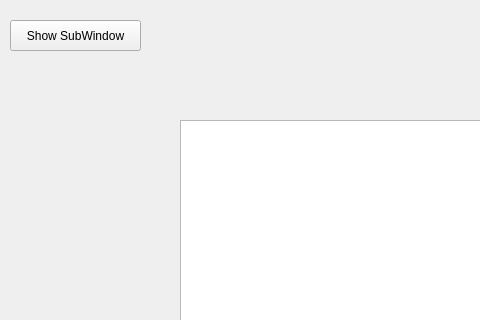
Old version of the form mainwindow.ui in the repository wenhao801/GraphEditorPlus; both pictures show x 0 to 480 and y 0 to 320 of the 1135 by 633 pixel window.
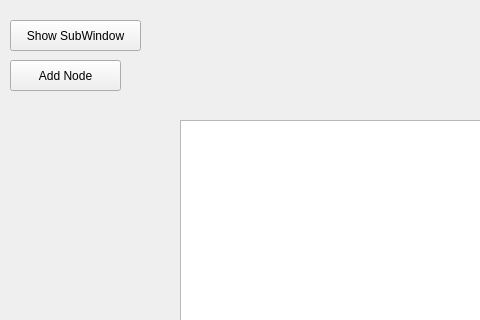
New version of the form.

Commit message: Set up class MyNode (inherited from QGraphicsEllipseItem)

The edit to the form file:
```diff
--- a/mainwindow.ui
+++ b/mainwindow.ui
@@ -37,6 +37,19 @@
      </rect>
     </property>
    </widget>
+   <widget class="QPushButton" name="addNode">
+    <property name="geometry">
+     <rect>
+      <x>10</x>
+      <y>60</y>
+      <width>111</width>
+      <height>31</height>
+     </rect>
+    </property>
+    <property name="text">
+     <string>Add Node</string>
+    </property>
+   </widget>
   </widget>
   <widget class="QMenuBar" name="menubar">
    <property name="geometry">
```
The commit also changes 74 other files.
